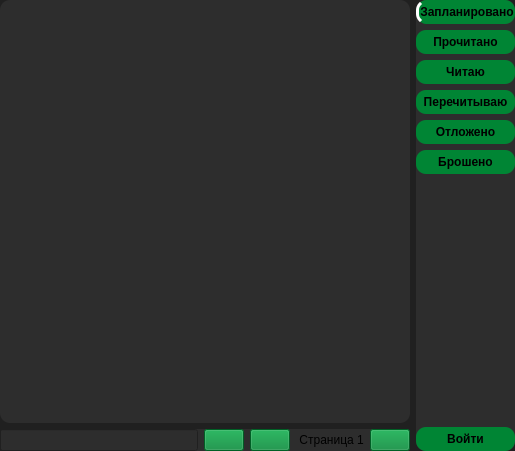
First picture: the form in forms/shikimoriUI.ui, repository brandonzorn/Nlight, before the edit.
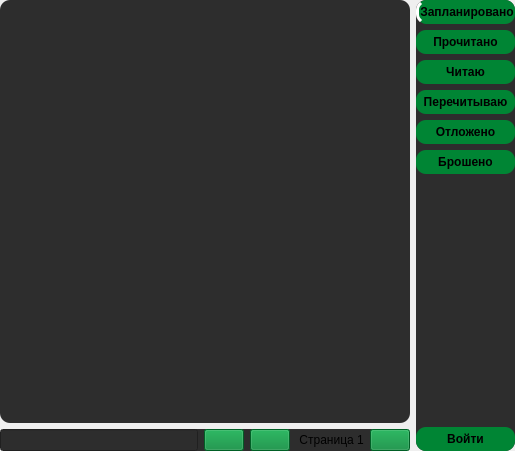
Second picture: the form after the edit. Icons and pictures are not drawn.

The edit to the form file:
```diff
--- a/forms/shikimoriUI.ui
+++ b/forms/shikimoriUI.ui
@@ -12,228 +12,9 @@
   </property>
   <property name="palette">
    <palette>
-    <active>
-     <colorrole role="WindowText">
-      <brush brushstyle="SolidPattern">
-       <color alpha="255">
-        <red>255</red>
-        <green>255</green>
-        <blue>255</blue>
-       </color>
-      </brush>
-     </colorrole>
-     <colorrole role="Button">
-      <brush brushstyle="SolidPattern">
-       <color alpha="255">
-        <red>32</red>
-        <green>32</green>
-        <blue>32</blue>
-       </color>
-      </brush>
-     </colorrole>
-     <colorrole role="Text">
-      <brush brushstyle="SolidPattern">
-       <color alpha="255">
-        <red>255</red>
-        <green>255</green>
-        <blue>255</blue>
-       </color>
-      </brush>
-     </colorrole>
-     <colorrole role="ButtonText">
-      <brush brushstyle="SolidPattern">
-       <color alpha="255">
-        <red>255</red>
-        <green>255</green>
-        <blue>255</blue>
-       </color>
-      </brush>
-     </colorrole>
-     <colorrole role="Base">
-      <brush brushstyle="SolidPattern">
-       <color alpha="255">
-        <red>32</red>
-        <green>32</green>
-        <blue>32</blue>
-       </color>
-      </brush>
-     </colorrole>
-     <colorrole role="Window">
-      <brush brushstyle="SolidPattern">
-       <color alpha="255">
-        <red>32</red>
-        <green>32</green>
-        <blue>32</blue>
-       </color>
-      </brush>
-     </colorrole>
-     <colorrole role="Highlight">
-      <brush brushstyle="SolidPattern">
-       <color alpha="255">
-        <red>0</red>
-        <green>133</green>
-        <blue>52</blue>
-       </color>
-      </brush>
-     </colorrole>
-     <colorrole role="PlaceholderText">
-      <brush brushstyle="SolidPattern">
-       <color alpha="255">
-        <red>255</red>
-        <green>255</green>
-        <blue>255</blue>
-       </color>
-      </brush>
-     </colorrole>
-    </active>
-    <inactive>
-     <colorrole role="WindowText">
-      <brush brushstyle="SolidPattern">
-       <color alpha="255">
-        <red>255</red>
-        <green>255</green>
-        <blue>255</blue>
-       </color>
-      </brush>
-     </colorrole>
-     <colorrole role="Button">
-      <brush brushstyle="SolidPattern">
-       <color alpha="255">
-        <red>32</red>
-        <green>32</green>
-        <blue>32</blue>
-       </color>
-      </brush>
-     </colorrole>
-     <colorrole role="Text">
-      <brush brushstyle="SolidPattern">
-       <color alpha="255">
-        <red>255</red>
-        <green>255</green>
-        <blue>255</blue>
-       </color>
-      </brush>
-     </colorrole>
-     <colorrole role="ButtonText">
-      <brush brushstyle="SolidPattern">
-       <color alpha="255">
-        <red>255</red>
-        <green>255</green>
-        <blue>255</blue>
-       </color>
-      </brush>
-     </colorrole>
-     <colorrole role="Base">
-      <brush brushstyle="SolidPattern">
-       <color alpha="255">
-        <red>32</red>
-        <green>32</green>
-        <blue>32</blue>
-       </color>
-      </brush>
-     </colorrole>
-     <colorrole role="Window">
-      <brush brushstyle="SolidPattern">
-       <color alpha="255">
-        <red>32</red>
-        <green>32</green>
-        <blue>32</blue>
-       </color>
-      </brush>
-     </colorrole>
-     <colorrole role="Highlight">
-      <brush brushstyle="SolidPattern">
-       <color alpha="255">
-        <red>0</red>
-        <green>133</green>
-        <blue>52</blue>
-       </color>
-      </brush>
-     </colorrole>
-     <colorrole role="PlaceholderText">
-      <brush brushstyle="SolidPattern">
-       <color alpha="255">
-        <red>255</red>
-        <green>255</green>
-        <blue>255</blue>
-       </color>
-      </brush>
-     </colorrole>
-    </inactive>
-    <disabled>
-     <colorrole role="WindowText">
-      <brush brushstyle="SolidPattern">
-       <color alpha="255">
-        <red>255</red>
-        <green>255</green>
-        <blue>255</blue>
-       </color>
-      </brush>
-     </colorrole>
-     <colorrole role="Button">
-      <brush brushstyle="SolidPattern">
-       <color alpha="255">
-        <red>32</red>
-        <green>32</green>
-        <blue>32</blue>
-       </color>
-      </brush>
-     </colorrole>
-     <colorrole role="Text">
-      <brush brushstyle="SolidPattern">
-       <color alpha="255">
-        <red>255</red>
-        <green>255</green>
-        <blue>255</blue>
-       </color>
-      </brush>
-     </colorrole>
-     <colorrole role="ButtonText">
-      <brush brushstyle="SolidPattern">
-       <color alpha="255">
-        <red>255</red>
-        <green>255</green>
-        <blue>255</blue>
-       </color>
-      </brush>
-     </colorrole>
-     <colorrole role="Base">
-      <brush brushstyle="SolidPattern">
-       <color alpha="255">
-        <red>32</red>
-        <green>32</green>
-        <blue>32</blue>
-       </color>
-      </brush>
-     </colorrole>
-     <colorrole role="Window">
-      <brush brushstyle="SolidPattern">
-       <color alpha="255">
-        <red>32</red>
-        <green>32</green>
-        <blue>32</blue>
-       </color>
-      </brush>
-     </colorrole>
-     <colorrole role="Highlight">
-      <brush brushstyle="SolidPattern">
-       <color alpha="255">
-        <red>0</red>
-        <green>133</green>
-        <blue>52</blue>
-       </color>
-      </brush>
-     </colorrole>
-     <colorrole role="PlaceholderText">
-      <brush brushstyle="SolidPattern">
-       <color alpha="255">
-        <red>255</red>
-        <green>255</green>
-        <blue>255</blue>
-       </color>
-      </brush>
-     </colorrole>
-    </disabled>
+    <active/>
+    <inactive/>
+    <disabled/>
    </palette>
   </property>
   <property name="windowTitle">
@@ -261,7 +42,246 @@
    <item>
     <layout class="QVBoxLayout" name="verticalLayout">
      <item>
-      <widget class="QListWidget" name="list_manga"/>
+      <widget class="QFrame" name="items_frame">
+       <property name="frameShape">
+        <enum>QFrame::StyledPanel</enum>
+       </property>
+       <property name="frameShadow">
+        <enum>QFrame::Raised</enum>
+       </property>
+       <layout class="QVBoxLayout" name="verticalLayout_3">
+        <item>
+         <widget class="QListWidget" name="list_manga">
+          <property name="palette">
+           <palette>
+            <active>
+             <colorrole role="WindowText">
+              <brush brushstyle="SolidPattern">
+               <color alpha="255">
+                <red>255</red>
+                <green>255</green>
+                <blue>255</blue>
+               </color>
+              </brush>
+             </colorrole>
+             <colorrole role="Button">
+              <brush brushstyle="SolidPattern">
+               <color alpha="255">
+                <red>32</red>
+                <green>32</green>
+                <blue>32</blue>
+               </color>
+              </brush>
+             </colorrole>
+             <colorrole role="Text">
+              <brush brushstyle="SolidPattern">
+               <color alpha="255">
+                <red>255</red>
+                <green>255</green>
+                <blue>255</blue>
+               </color>
+              </brush>
+             </colorrole>
+             <colorrole role="ButtonText">
+              <brush brushstyle="SolidPattern">
+               <color alpha="255">
+                <red>255</red>
+                <green>255</green>
+                <blue>255</blue>
+               </color>
+              </brush>
+             </colorrole>
+             <colorrole role="Base">
+              <brush brushstyle="SolidPattern">
+               <color alpha="255">
+                <red>32</red>
+                <green>32</green>
+                <blue>32</blue>
+               </color>
+              </brush>
+             </colorrole>
+             <colorrole role="Window">
+              <brush brushstyle="SolidPattern">
+               <color alpha="255">
+                <red>32</red>
+                <green>32</green>
+                <blue>32</blue>
+               </color>
+              </brush>
+             </colorrole>
+             <colorrole role="Highlight">
+              <brush brushstyle="SolidPattern">
+               <color alpha="255">
+                <red>0</red>
+                <green>133</green>
+                <blue>52</blue>
+               </color>
+              </brush>
+             </colorrole>
+             <colorrole role="PlaceholderText">
+              <brush brushstyle="SolidPattern">
+               <color alpha="255">
+                <red>255</red>
+                <green>255</green>
+                <blue>255</blue>
+               </color>
+              </brush>
+             </colorrole>
+            </active>
+            <inactive>
+             <colorrole role="WindowText">
+              <brush brushstyle="SolidPattern">
+               <color alpha="255">
+                <red>0</red>
+                <green>0</green>
+                <blue>0</blue>
+               </color>
+              </brush>
+             </colorrole>
+             <colorrole role="Button">
+              <brush brushstyle="SolidPattern">
+               <color alpha="255">
+                <red>240</red>
+                <green>240</green>
+                <blue>240</blue>
+               </color>
+              </brush>
+             </colorrole>
+             <colorrole role="Text">
+              <brush brushstyle="SolidPattern">
+               <color alpha="255">
+                <red>0</red>
+                <green>0</green>
+                <blue>0</blue>
+               </color>
+              </brush>
+             </colorrole>
+             <colorrole role="ButtonText">
+              <brush brushstyle="SolidPattern">
+               <color alpha="255">
+                <red>0</red>
+                <green>0</green>
+                <blue>0</blue>
+               </color>
+              </brush>
+             </colorrole>
+             <colorrole role="Base">
+              <brush brushstyle="SolidPattern">
+               <color alpha="255">
+                <red>255</red>
+                <green>255</green>
+                <blue>255</blue>
+               </color>
+              </brush>
+             </colorrole>
+             <colorrole role="Window">
+              <brush brushstyle="SolidPattern">
+               <color alpha="255">
+                <red>240</red>
+                <green>240</green>
+                <blue>240</blue>
+               </color>
+              </brush>
+             </colorrole>
+             <colorrole role="Highlight">
+              <brush brushstyle="SolidPattern">
+               <color alpha="255">
+                <red>240</red>
+                <green>240</green>
+                <blue>240</blue>
+               </color>
+              </brush>
+             </colorrole>
+             <colorrole role="PlaceholderText">
+              <brush brushstyle="SolidPattern">
+               <color alpha="128">
+                <red>0</red>
+                <green>0</green>
+                <blue>0</blue>
+               </color>
+              </brush>
+             </colorrole>
+            </inactive>
+            <disabled>
+             <colorrole role="WindowText">
+              <brush brushstyle="SolidPattern">
+               <color alpha="255">
+                <red>255</red>
+                <green>255</green>
+                <blue>255</blue>
+               </color>
+              </brush>
+             </colorrole>
+             <colorrole role="Button">
+              <brush brushstyle="SolidPattern">
+               <color alpha="255">
+                <red>32</red>
+                <green>32</green>
+                <blue>32</blue>
+               </color>
+              </brush>
+             </colorrole>
+             <colorrole role="Text">
+              <brush brushstyle="SolidPattern">
+               <color alpha="255">
+                <red>255</red>
+                <green>255</green>
+                <blue>255</blue>
+               </color>
+              </brush>
+             </colorrole>
+             <colorrole role="ButtonText">
+              <brush brushstyle="SolidPattern">
+               <color alpha="255">
+                <red>255</red>
+                <green>255</green>
+                <blue>255</blue>
+               </color>
+              </brush>
+             </colorrole>
+             <colorrole role="Base">
+              <brush brushstyle="SolidPattern">
+               <color alpha="255">
+                <red>32</red>
+                <green>32</green>
+                <blue>32</blue>
+               </color>
+              </brush>
+             </colorrole>
+             <colorrole role="Window">
+              <brush brushstyle="SolidPattern">
+               <color alpha="255">
+                <red>32</red>
+                <green>32</green>
+                <blue>32</blue>
+               </color>
+              </brush>
+             </colorrole>
+             <colorrole role="Highlight">
+              <brush brushstyle="SolidPattern">
+               <color alpha="255">
+                <red>0</red>
+                <green>120</green>
+                <blue>215</blue>
+               </color>
+              </brush>
+             </colorrole>
+             <colorrole role="PlaceholderText">
+              <brush brushstyle="SolidPattern">
+               <color alpha="128">
+                <red>0</red>
+                <green>0</green>
+                <blue>0</blue>
+               </color>
+              </brush>
+             </colorrole>
+            </disabled>
+           </palette>
+          </property>
+         </widget>
+        </item>
+       </layout>
+      </widget>
      </item>
      <item>
       <widget class="QFrame" name="search_frame">
```
